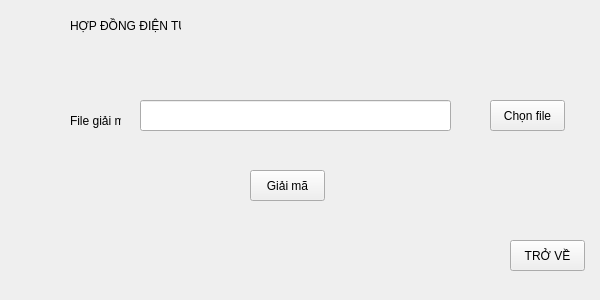
Above: GiaiMaHopDong.ui from A22N/DoAnCoSo4 before the change. Below: the same form after it.
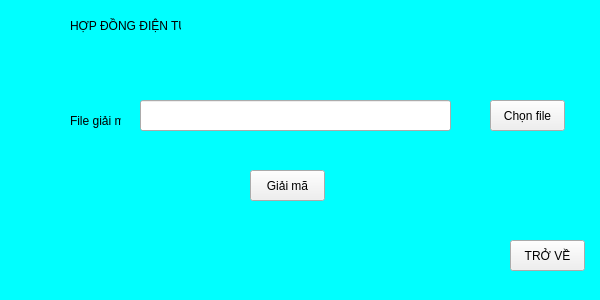
That is the form after the change. Icons and pictures are not drawn.

```diff
--- a/GiaiMaHopDong.ui
+++ b/GiaiMaHopDong.ui
@@ -13,6 +13,14 @@
   <property name="windowTitle">
    <string>MainWindow</string>
   </property>
+  <property name="styleSheet">
+   <string notr="true">
+QMainWindow{
+ border-image: url(:/background/image/Nen-xanh-duong-pastel.ng.jpg);
+background-color: rgb(0, 255, 255);
+}
+</string>
+  </property>
   <widget class="QWidget" name="centralwidget">
    <widget class="QLabel" name="label">
     <property name="geometry">
```
